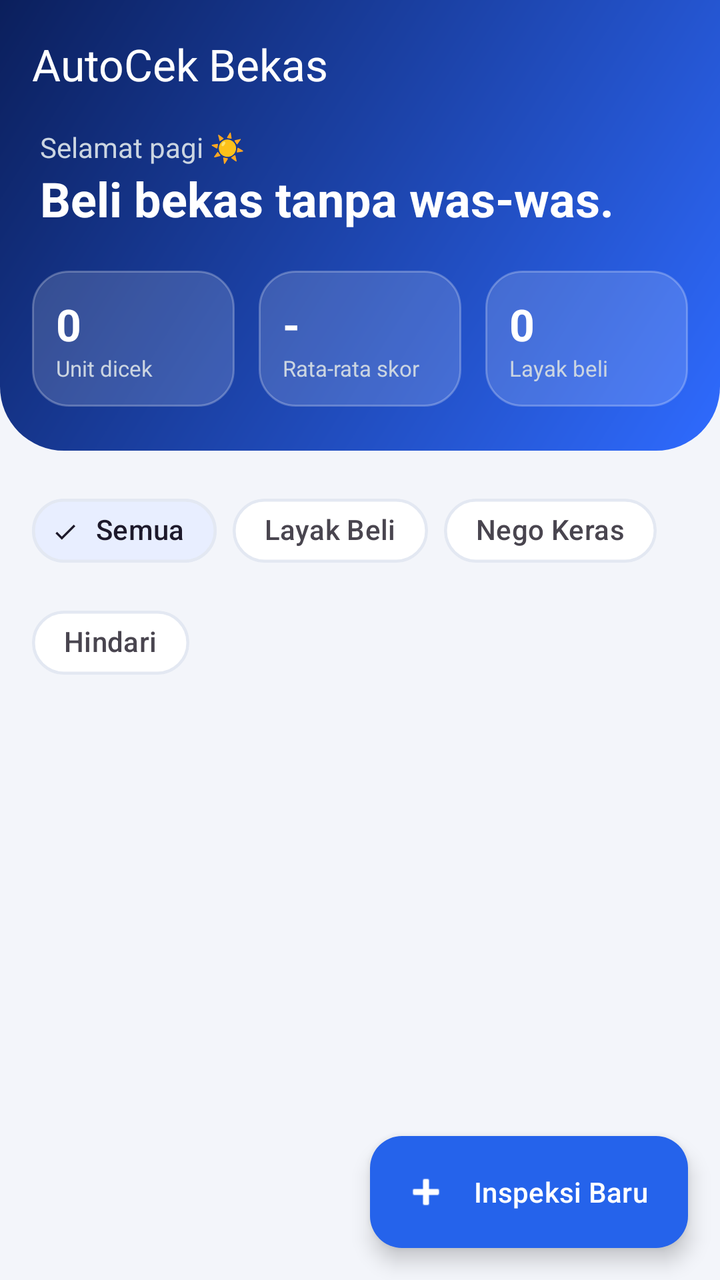
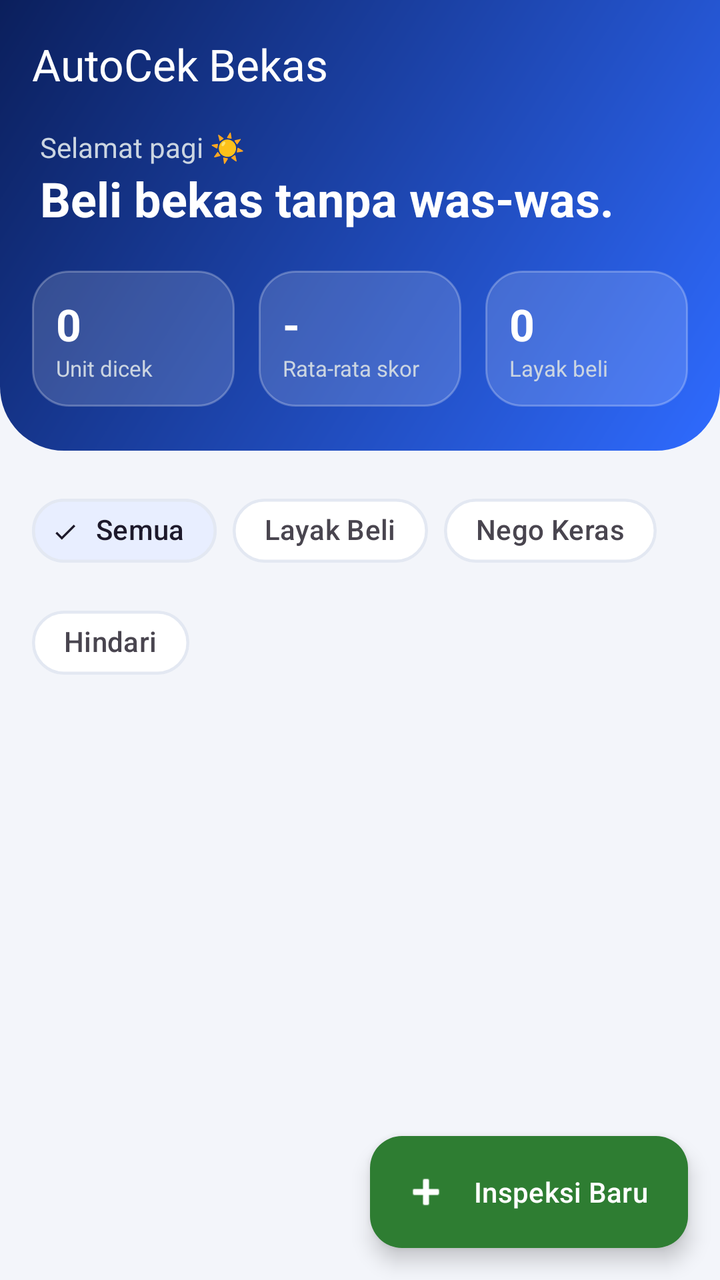

An Android layout rendered at two revisions. The XML below is the earlier revision; the diff shows what the commit changed to produce the second picture.
<!-- AndroidManifest.xml: application theme Theme.AutoCekBekas -->
<!-- res/layout/activity_main.xml -->
<?xml version="1.0" encoding="utf-8"?>
<androidx.coordinatorlayout.widget.CoordinatorLayout
    xmlns:android="http://schemas.android.com/apk/res/android"
    xmlns:app="http://schemas.android.com/apk/res-auto"
    xmlns:tools="http://schemas.android.com/tools"
    android:layout_width="match_parent"
    android:layout_height="match_parent"
    android:background="@color/app_bg"
    tools:context=".MainActivity">

    <LinearLayout
        android:layout_width="match_parent"
        android:layout_height="match_parent"
        android:orientation="vertical"
        android:background="@color/app_bg">

        
        <LinearLayout
            android:id="@+id/header"
            android:layout_width="match_parent"
            android:layout_height="wrap_content"
            android:background="@drawable/bg_header"
            android:orientation="vertical"
            android:paddingBottom="22dp">

            <com.google.android.material.appbar.MaterialToolbar
                android:id="@+id/toolbar"
                android:layout_width="match_parent"
                android:layout_height="?attr/actionBarSize"
                android:background="@android:color/transparent"
                app:titleTextColor="@color/white"
                app:title="AutoCek Bekas" />

            <TextView
                android:id="@+id/tvSapaan"
                android:layout_width="match_parent"
                android:layout_height="wrap_content"
                android:layout_marginStart="20dp"
                android:layout_marginEnd="20dp"
                android:text="Selamat pagi ☀️"
                android:textColor="#CBD5E1"
                android:textSize="14sp" />

            <TextView
                android:layout_width="match_parent"
                android:layout_height="wrap_content"
                android:layout_marginStart="20dp"
                android:layout_marginEnd="20dp"
                android:text="Beli bekas tanpa was-was."
                android:textColor="@color/white"
                android:textSize="24sp"
                android:textStyle="bold" />

            
            <LinearLayout
                android:layout_width="match_parent"
                android:layout_height="wrap_content"
                android:layout_marginTop="20dp"
                android:layout_marginStart="16dp"
                android:layout_marginEnd="16dp"
                android:orientation="horizontal">

                <LinearLayout
                    android:layout_width="0dp"
                    android:layout_height="wrap_content"
                    android:layout_weight="1"
                    android:background="@drawable/bg_glass"
                    android:padding="12dp"
                    android:orientation="vertical">
                    <TextView
                        android:id="@+id/tvStatTotal"
                        android:layout_width="wrap_content"
                        android:layout_height="wrap_content"
                        android:text="0"
                        android:textColor="@color/white"
                        android:textSize="22sp"
                        android:textStyle="bold" />
                    <TextView
                        android:layout_width="wrap_content"
                        android:layout_height="wrap_content"
                        android:text="Unit dicek"
                        android:textColor="#CBD5E1"
                        android:textSize="11sp" />
                </LinearLayout>

                <LinearLayout
                    android:layout_width="0dp"
                    android:layout_height="wrap_content"
                    android:layout_weight="1"
                    android:layout_marginStart="12dp"
                    android:background="@drawable/bg_glass"
                    android:padding="12dp"
                    android:orientation="vertical">
                    <TextView
                        android:id="@+id/tvStatRata"
                        android:layout_width="wrap_content"
                        android:layout_height="wrap_content"
                        android:text="-"
                        android:textColor="@color/white"
                        android:textSize="22sp"
                        android:textStyle="bold" />
                    <TextView
                        android:layout_width="wrap_content"
                        android:layout_height="wrap_content"
                        android:text="Rata-rata skor"
                        android:textColor="#CBD5E1"
                        android:textSize="11sp" />
                </LinearLayout>

                <LinearLayout
                    android:layout_width="0dp"
                    android:layout_height="wrap_content"
                    android:layout_weight="1"
                    android:layout_marginStart="12dp"
                    android:background="@drawable/bg_glass"
                    android:padding="12dp"
                    android:orientation="vertical">
                    <TextView
                        android:id="@+id/tvStatLayak"
                        android:layout_width="wrap_content"
                        android:layout_height="wrap_content"
                        android:text="0"
                        android:textColor="@color/white"
                        android:textSize="22sp"
                        android:textStyle="bold" />
                    <TextView
                        android:layout_width="wrap_content"
                        android:layout_height="wrap_content"
                        android:text="Layak beli"
                        android:textColor="#CBD5E1"
                        android:textSize="11sp" />
                </LinearLayout>
            </LinearLayout>
        </LinearLayout>

        
        <com.google.android.material.chip.ChipGroup
            android:id="@+id/chipGroup"
            android:layout_width="match_parent"
            android:layout_height="wrap_content"
            android:layout_marginTop="16dp"
            android:layout_marginStart="16dp"
            android:layout_marginEnd="16dp"
            app:singleSelection="true"
            app:selectionRequired="true"
            app:chipSpacingHorizontal="8dp">

            <com.google.android.material.chip.Chip
                android:id="@+id/chipSemua"
                style="@style/Widget.Material3.Chip.Filter"
                android:layout_width="wrap_content"
                android:layout_height="wrap_content"
                android:checked="true"
                android:text="Semua"
                app:chipBackgroundColor="@color/tile_bg"
                app:chipStrokeColor="@color/card_stroke"
                app:chipStrokeWidth="1.5dp"
                app:chipCornerRadius="20dp" />

            <com.google.android.material.chip.Chip
                android:id="@+id/chipLayak"
                style="@style/Widget.Material3.Chip.Filter"
                android:layout_width="wrap_content"
                android:layout_height="wrap_content"
                android:text="Layak Beli"
                app:chipBackgroundColor="@color/card_bg"
                app:chipStrokeColor="@color/card_stroke"
                app:chipStrokeWidth="1.5dp"
                app:chipCornerRadius="20dp" />

            <com.google.android.material.chip.Chip
                android:id="@+id/chipNego"
                style="@style/Widget.Material3.Chip.Filter"
                android:layout_width="wrap_content"
                android:layout_height="wrap_content"
                android:text="Nego Keras"
                app:chipBackgroundColor="@color/card_bg"
                app:chipStrokeColor="@color/card_stroke"
                app:chipStrokeWidth="1.5dp"
                app:chipCornerRadius="20dp" />

            <com.google.android.material.chip.Chip
                android:id="@+id/chipHindari"
                style="@style/Widget.Material3.Chip.Filter"
                android:layout_width="wrap_content"
                android:layout_height="wrap_content"
                android:text="Hindari"
                app:chipBackgroundColor="@color/card_bg"
                app:chipStrokeColor="@color/card_stroke"
                app:chipStrokeWidth="1.5dp"
                app:chipCornerRadius="20dp" />
        </com.google.android.material.chip.ChipGroup>

        <androidx.recyclerview.widget.RecyclerView
            android:id="@+id/rvInspeksi"
            android:layout_width="match_parent"
            android:layout_height="match_parent"
            android:layout_marginTop="12dp"
            android:clipToPadding="false"
            android:paddingBottom="96dp" />
    </LinearLayout>

    
    <LinearLayout
        android:id="@+id/emptyState"
        android:layout_width="match_parent"
        android:layout_height="wrap_content"
        android:layout_gravity="center"
        android:gravity="center"
        android:orientation="vertical"
        android:visibility="gone">

        <TextView
            android:layout_width="wrap_content"
            android:layout_height="wrap_content"
            android:text="🔍"
            android:textSize="64sp" />

        <TextView
            android:id="@+id/tvEmptyJudul"
            android:layout_width="wrap_content"
            android:layout_height="wrap_content"
            android:layout_marginTop="16dp"
            android:text="Belum ada inspeksi"
            android:textColor="@color/text_primary"
            android:textSize="18sp"
            android:textStyle="bold" />

        <TextView
            android:id="@+id/tvEmptyDesc"
            android:layout_width="wrap_content"
            android:layout_height="wrap_content"
            android:layout_marginTop="8dp"
            android:gravity="center"
            android:text="Tekan tombol &quot;Inspeksi Baru&quot;\nuntuk mengecek kendaraan pertamamu."
            android:textColor="@color/text_secondary"
            android:textSize="14sp" />
    </LinearLayout>

    
    <com.google.android.material.floatingactionbutton.ExtendedFloatingActionButton
        android:id="@+id/fabBaru"
        android:layout_width="wrap_content"
        android:layout_height="wrap_content"
        android:layout_gravity="bottom|end"
        android:layout_margin="16dp"
        android:text="Inspeksi Baru"
        android:textColor="@color/white"
        app:backgroundTint="@color/brand"
        app:iconTint="@color/white"
        app:icon="@android:drawable/ic_input_add"
        app:cornerRadius="16dp"/>

</androidx.coordinatorlayout.widget.CoordinatorLayout>
<!-- resources referenced by this layout -->
<resources>
  <color name="app_bg">#F3F5FA</color>
  <color name="brand">#2563EB</color>
  <color name="card_bg">#FFFFFF</color>
  <color name="card_stroke">#E3E8F2</color>
  <color name="text_primary">#0F172A</color>
  <color name="text_secondary">#64748B</color>
  <color name="tile_bg">#E8EEFF</color>
  <color name="white">#FFFFFFFF</color>
  <!-- drawable bg_glass (drawable) -->
  <?xml version="1.0" encoding="utf-8"?>
  <shape xmlns:android="http://schemas.android.com/apk/res/android">
      <solid android:color="@color/glass" />
      <stroke android:width="1dp" android:color="@color/glass_stroke" />
      <corners android:radius="18dp" />
  </shape>
  <!-- drawable bg_header (drawable) -->
  <?xml version="1.0" encoding="utf-8"?>
  <shape xmlns:android="http://schemas.android.com/apk/res/android">
      <gradient
          android:angle="315"
          android:startColor="@color/grad_start"
          android:endColor="@color/grad_end" />
      <corners
          android:bottomLeftRadius="32dp"
          android:bottomRightRadius="32dp" />
  </shape>
  <style name="Theme.AutoCekBekas" parent="Base.Theme.AutoCekBekas" />
  <color name="glass">#26FFFFFF</color>
  <color name="glass_stroke">#40FFFFFF</color>
  <color name="grad_start">#0B1F5C</color>
  <color name="grad_end">#2F6BFF</color>
  <style name="Base.Theme.AutoCekBekas" parent="Theme.Material3.DayNight.NoActionBar">
          
          
          <item name="colorPrimary">@color/brand</item>
          <item name="colorOnPrimary">@color/brand_on</item>
      </style>
  <color name="brand_on">#FFFFFF</color>
</resources>

<!-- the commit's change to res/layout/activity_main.xml (unified diff, before → after) -->
@@ -245,10 +245,11 @@
         android:layout_gravity="bottom|end"
         android:layout_margin="16dp"
         android:text="Inspeksi Baru"
-        android:textColor="@color/white"
-        app:backgroundTint="@color/brand"
-        app:iconTint="@color/white"
-        app:icon="@android:drawable/ic_input_add"
-        app:cornerRadius="16dp"/>
+
+    android:textColor="@color/white"
+    app:backgroundTint="#2E7D32"
+    app:iconTint="@color/white"
+    app:icon="@android:drawable/ic_input_add"
+    app:cornerRadius="16dp"/>
 
 </androidx.coordinatorlayout.widget.CoordinatorLayout>
